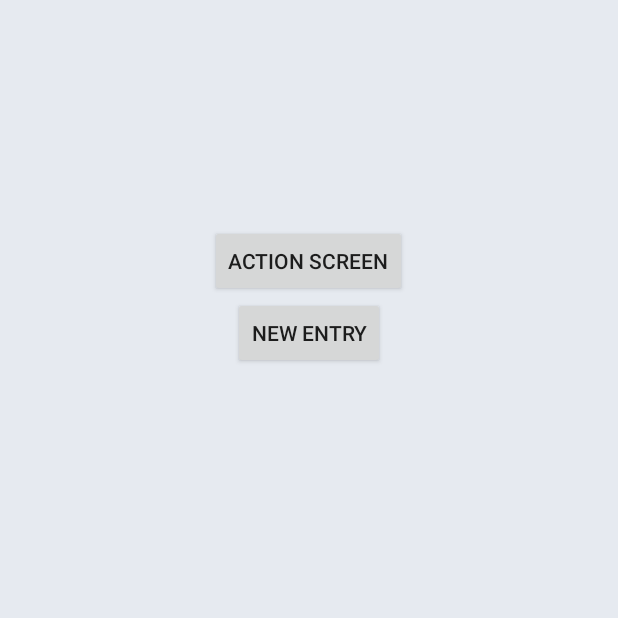
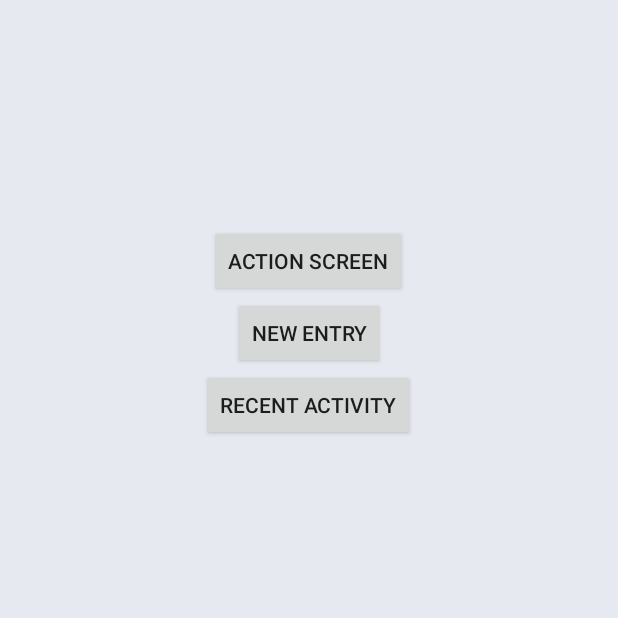
Before and after one commit to Medhavi-16/security_app, an Android app: the screen it shows after launch (MainActivity), on a phone screen of 412 x 824 dp, the top half of it. Run offline under Robolectric (Android 15) with nearby library versions, the phone set to English and light mode, and no system bars; our stand-ins replace Firebase (no records; nobody signed in at launch, a user with empty details on screens opened directly), Volley.

Commit message:
recent activity feature added

```diff
--- a/app/src/main/java/com/example/womensecurityapp/MainActivity.java
+++ b/app/src/main/java/com/example/womensecurityapp/MainActivity.java
@@ -31,7 +31,7 @@ import java.util.Arrays;
 
 public class MainActivity extends AppCompatActivity {
 
-    private Button actionScreenBtn,new_entry;
+    private Button actionScreenBtn,new_entry,recent_activity;
     public static SharedPreferences preferences;
     public static SharedPreferences.Editor editor;
 
@@ -42,9 +42,9 @@ public class MainActivity extends AppCompatActivity {
 
         // shared preference for info
         // it contains the basic info about the user
+        recent_activity=findViewById(R.id.main_recent_activity);
         preferences = PreferenceManager.getDefaultSharedPreferences(this);
         editor = preferences.edit();
-
 
 
         actionScreenBtn = findViewById(R.id.main_actionScreenBtn);
@@ -62,6 +62,24 @@ public class MainActivity extends AppCompatActivity {
 
                 startActivity(new Intent(MainActivity.this, action_screen.class));
                 finish();
+            }
+        });
+
+        recent_activity.setOnClickListener(new View.OnClickListener() {
+            @Override
+            public void onClick(View v) {
+
+                if (!preferences.getString("active", "no").equals("no"))
+                {
+                    Toast.makeText(getApplicationContext(),preferences.getString("active", "no"),Toast.LENGTH_LONG).show();
+                    Intent i=new Intent(getApplicationContext(),MapActivity.class);
+                    startActivity(i);
+                }
+                else
+                {
+                    Toast.makeText(getApplicationContext(),"You don't have recent activity",Toast.LENGTH_LONG).show();
+                }
+
             }
         });
 
@@ -181,7 +199,8 @@ public class MainActivity extends AppCompatActivity {
                 editor.putString("new_user_name",name.getText().toString());
                 editor.putString("new_user_contact",contact.getText().toString());
                 editor.putString("new_user_counter", String.valueOf(a[0]));
-                editor.apply();
+                editor.putString("active","yes");
+                editor.commit();
 
                 a[0]++;
 
--- a/app/src/main/java/com/example/womensecurityapp/MapActivity.java
+++ b/app/src/main/java/com/example/womensecurityapp/MapActivity.java
@@ -273,6 +273,7 @@ public class MapActivity extends AppCompatActivity implements OnMapReadyCallback
                         {
                             Log.d(TAG, "onComplete: location found");
                             currentLocation = (Location) task.getResult();
+                            assert currentLocation != null;
                             moveCamera(new LatLng(currentLocation.getLatitude(), currentLocation.getLongitude()), DEFAULT_ZOOM, "My Location");
 
                             location_model location=new location_model();
--- a/app/src/main/res/layout/activity_main.xml
+++ b/app/src/main/res/layout/activity_main.xml
@@ -26,4 +26,14 @@
 
     </Button>
 
+    <Button
+        android:layout_width="wrap_content"
+        android:layout_height="wrap_content"
+        android:layout_gravity="center"
+        android:id="@+id/main_recent_activity"
+        android:text="Recent activity">
+
+
+    </Button>
+
 </LinearLayout>
```
